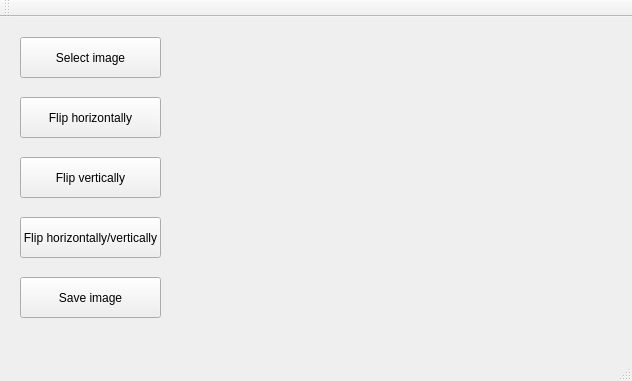
Qt form FlipImage/mainwindow.ui (BuicuFlorian/computer-vision-projects) before a commit.
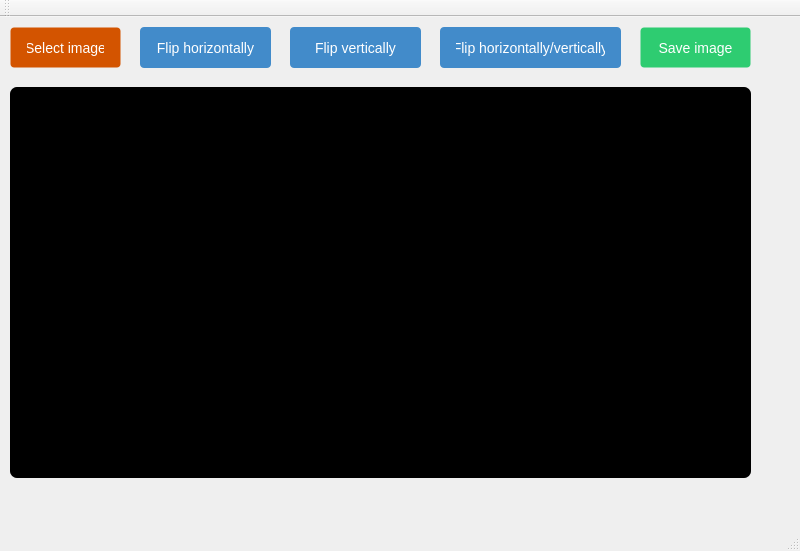
The same form after that commit.

Diff of the .ui file:
```diff
--- a/FlipImage/mainwindow.ui
+++ b/FlipImage/mainwindow.ui
@@ -6,8 +6,8 @@
    <rect>
     <x>0</x>
     <y>0</y>
-    <width>632</width>
-    <height>381</height>
+    <width>800</width>
+    <height>551</height>
    </rect>
   </property>
   <property name="windowTitle">
@@ -17,12 +17,24 @@
    <widget class="QPushButton" name="selectImageBtn">
     <property name="geometry">
      <rect>
-      <x>20</x>
-      <y>20</y>
-      <width>141</width>
+      <x>10</x>
+      <y>10</y>
+      <width>111</width>
       <height>41</height>
      </rect>
     </property>
+    <property name="styleSheet">
+     <string notr="true">color: #fff;
+background-color: #d35400;
+border-color: #357ebd;
+font-size: 14px;
+font-weight: normal;
+border-radius: 4px;
+text-align: center;
+vertical-align: middle;
+border: 1px solid transparent;
+padding: 10px 16px;</string>
+    </property>
     <property name="text">
      <string>Select image</string>
     </property>
@@ -30,12 +42,24 @@
    <widget class="QPushButton" name="flipHorizontallyBtn">
     <property name="geometry">
      <rect>
-      <x>20</x>
-      <y>80</y>
-      <width>141</width>
+      <x>140</x>
+      <y>10</y>
+      <width>131</width>
       <height>41</height>
      </rect>
     </property>
+    <property name="styleSheet">
+     <string notr="true">color: #fff;
+background-color: #428bca;
+border-color: #357ebd;
+font-size: 14px;
+font-weight: normal;
+border-radius: 4px;
+text-align: center;
+vertical-align: middle;
+
+padding: 10px 16px;</string>
+    </property>
     <property name="text">
      <string>Flip horizontally</string>
     </property>
@@ -43,12 +67,23 @@
    <widget class="QPushButton" name="flipVerticallyBtn">
     <property name="geometry">
      <rect>
-      <x>20</x>
-      <y>140</y>
-      <width>141</width>
+      <x>290</x>
+      <y>10</y>
+      <width>131</width>
       <height>41</height>
      </rect>
     </property>
+    <property name="styleSheet">
+     <string notr="true">color: #fff;
+background-color: #428bca;
+border-color: #357ebd;
+font-size: 14px;
+font-weight: normal;
+border-radius: 4px;
+text-align: center;
+vertical-align: middle;
+padding: 10px 16px;</string>
+    </property>
     <property name="text">
      <string>Flip vertically</string>
     </property>
@@ -56,12 +91,23 @@
    <widget class="QPushButton" name="flipHorizontallyVerticallyBtn">
     <property name="geometry">
      <rect>
-      <x>20</x>
-      <y>200</y>
-      <width>141</width>
+      <x>440</x>
+      <y>10</y>
+      <width>181</width>
       <height>41</height>
      </rect>
     </property>
+    <property name="styleSheet">
+     <string notr="true">color: #fff;
+background-color: #428bca;
+border-color: #357ebd;
+font-size: 14px;
+font-weight: normal;
+border-radius: 4px;
+text-align: center;
+vertical-align: middle;
+padding: 10px 16px;</string>
+    </property>
     <property name="text">
      <string>Flip horizontally/vertically</string>
     </property>
@@ -69,12 +115,16 @@
    <widget class="QLabel" name="label">
     <property name="geometry">
      <rect>
-      <x>190</x>
-      <y>20</y>
-      <width>411</width>
-      <height>281</height>
+      <x>10</x>
+      <y>70</y>
+      <width>741</width>
+      <height>391</height>
      </rect>
     </property>
+    <property name="styleSheet">
+     <string notr="true">background-color: black;
+border-radius: 7px;</string>
+    </property>
     <property name="text">
      <string/>
     </property>
@@ -82,12 +132,24 @@
    <widget class="QPushButton" name="saveImageBtn">
     <property name="geometry">
      <rect>
-      <x>20</x>
-      <y>260</y>
-      <width>141</width>
+      <x>640</x>
+      <y>10</y>
+      <width>111</width>
       <height>41</height>
      </rect>
     </property>
+    <property name="styleSheet">
+     <string notr="true">color: #fff;
+background-color: #2ecc71;
+border-color: #357ebd;
+font-size: 14px;
+font-weight: normal;
+border-radius: 4px;
+text-align: center;
+vertical-align: middle;
+border: 1px solid transparent;
+padding: 10px 16px;</string>
+    </property>
     <property name="text">
      <string>Save image</string>
     </property>
```
Left out of the diff: 2 changed lines with no effect on the pictures.
